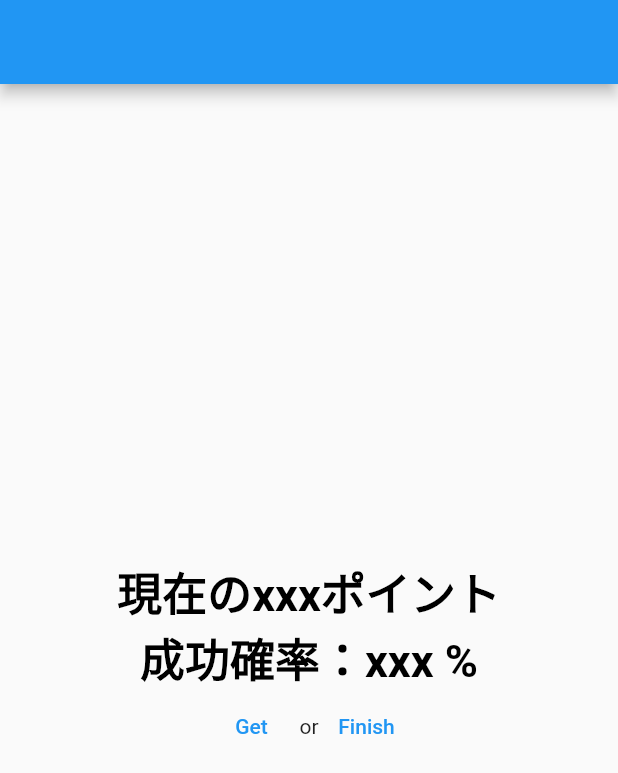
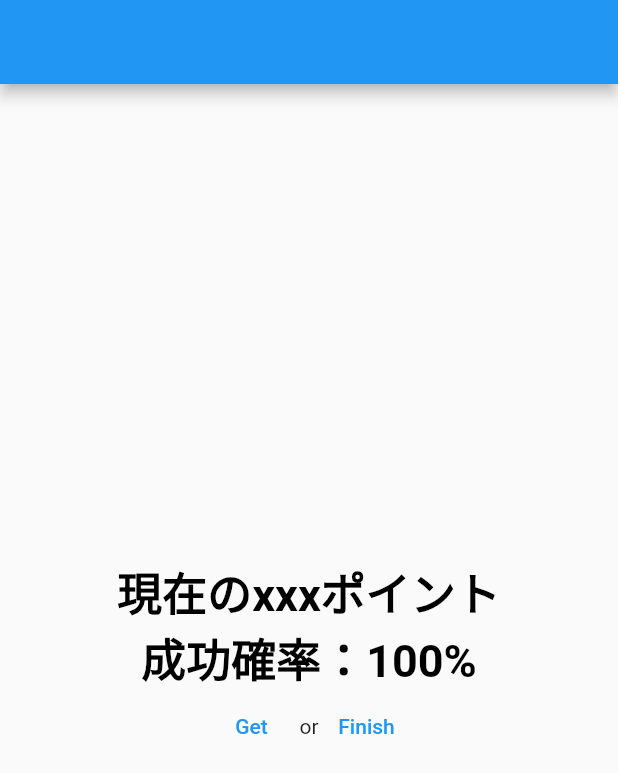
Before and after one commit to iseruuuuu/prize_get_app, a Flutter app: the screen it shows after launch, after a tap on "スタート", on a phone screen of 412 x 824 dp. Shown: the top 773 px of the screen. Run offline on Flutter 3.47's test engine with Material 2 defaults, Android fonts, the phone set to English and light mode, and no system bars; our stand-ins replace get, permission_handler; missing offline and left inert: open_settings.

Commit message:
add: 成功確率の表示を行なった。

```diff
--- a/lib/screen/game_screen/game_screen.dart
+++ b/lib/screen/game_screen/game_screen.dart
@@ -16,20 +16,23 @@ class GameScreen extends StatelessWidget {
         child: Column(
           mainAxisAlignment: MainAxisAlignment.center,
           children: [
-            const Text(
+            Obx(
+              () => Text(
                 '現在のxxxポイント',
-              style: TextStyle(
+                style: const TextStyle(
                   fontSize: 30,
                   fontWeight: FontWeight.bold,
                   color: Colors.black,
                 ),
               ),
-            const Text(
-              '成功確率：xxx %',
-              style: TextStyle(
+            ),
+            Obx(() => Text(
+                '成功確率：${controller.randomPercent}%',
+                style: const TextStyle(
                   fontSize: 30,
                   fontWeight: FontWeight.bold,
                   color: Colors.black,
+                ),
               ),
             ),
             Row(
--- a/lib/screen/game_screen/game_screen_controller.dart
+++ b/lib/screen/game_screen/game_screen_controller.dart
@@ -1,15 +1,25 @@
 import 'package:get/get.dart';
+import 'dart:math' as math;
 import 'package:prize_get_app/screen/result/result_screen.dart';
 
 class GameScreenController extends GetxController {
   var count = 0.obs;
-  var random = 0.obs;
+  var randomPercent = 0.obs;
+  var random =  math.Random();
+
+  @override
+  void onInit() {
+    randomPercent.value = 100;
+  }
 
   void onTapFinish() {
     Get.off(() => ResultScreen(count: count.value));
   }
 
   void onTapGet() {
-    //TODO 乱数を出す。
+    //TODO 乱数を出す。(%)
+    print(random.nextInt(100));
+    randomPercent.value = random.nextInt(100);
+
   }
 }
```
Lines whose indentation alone changed are shown as unchanged.
